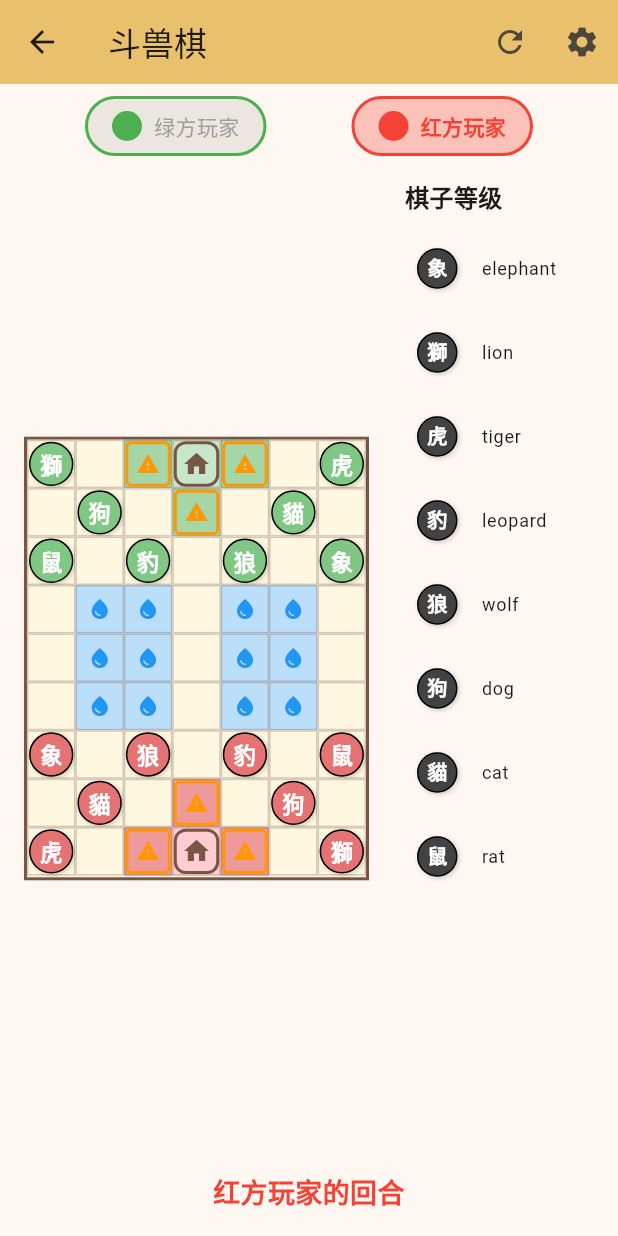
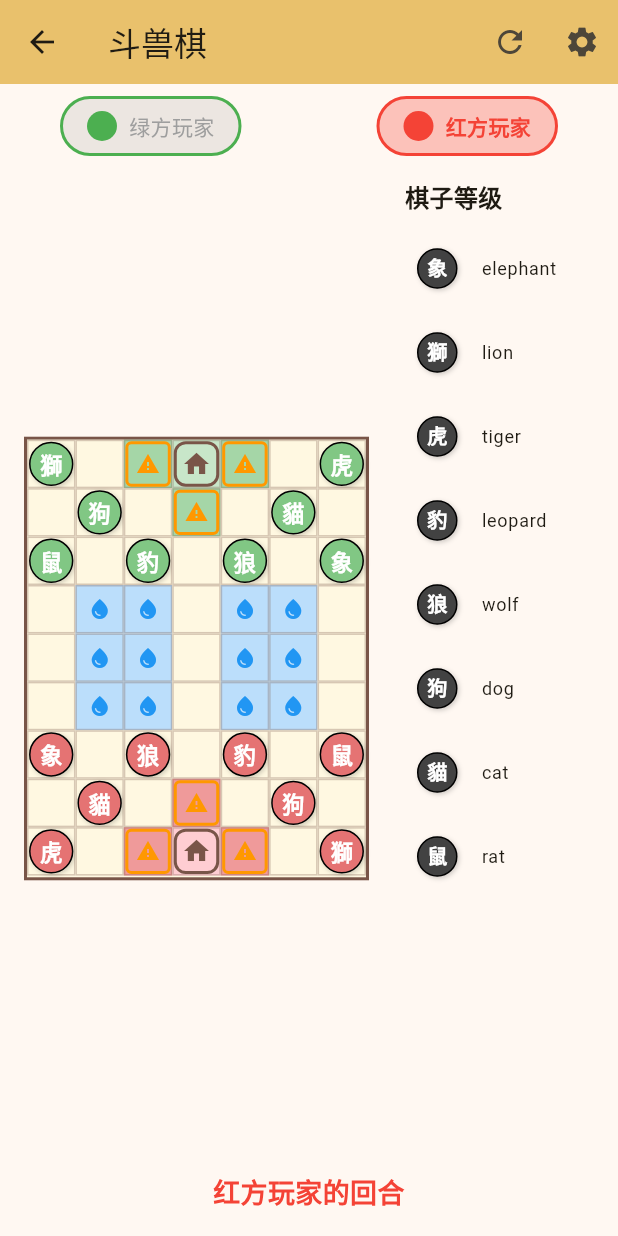
Before and after one commit to neoalienson/animal_chess, a Flutter app: the screen it shows after launch, after a tap on "新游戏", on a phone screen of 412 x 824 dp. Run offline on Flutter 3.47's test engine with Material 3 defaults, Android fonts, the phone set to English and light mode, and no system bars.

Commit message:
fix main menu width

```diff
--- a/lib/main.dart
+++ b/lib/main.dart
@@ -94,7 +94,8 @@ class _MainMenuScreenState extends State<MainMenuScreen> {
                 const SizedBox(height: 40),
 
                 // Menu buttons
-                IntrinsicWidth(
+                ConstrainedBox(
+                  constraints: const BoxConstraints(maxWidth: 400),
                   child: Column(
                     mainAxisSize: MainAxisSize.min,
                     children: [
@@ -223,17 +224,20 @@ class _MainMenuScreenState extends State<MainMenuScreen> {
           vertical: 20,
         ), // Larger padding
         shape: RoundedRectangleBorder(borderRadius: BorderRadius.circular(30)),
+        minimumSize: const Size(200, 60), // Minimum button size
       ),
       child: Row(
         mainAxisSize: MainAxisSize.min,
         children: [
           Icon(icon, size: 36), // Larger icon
           const SizedBox(width: 10), // Space between icon and text
-          Text(
+          Flexible(
+            child: Text(
               text,
               style: const TextStyle(fontSize: 24), // Larger text
-            overflow: TextOverflow.visible, // Allow text to be fully visible
+              overflow: TextOverflow.ellipsis, // Handle overflow with ellipsis
               softWrap: false, // Prevent text wrapping
+            ),
           ),
         ],
       ),
@@ -278,7 +282,10 @@ class _MainMenuScreenState extends State<MainMenuScreen> {
   // Build language option
   Widget _buildLanguageOption(Locale locale, String label) {
     return ListTile(
-      title: Text(label),
+      title: Text(
+        label,
+        overflow: TextOverflow.ellipsis,
+      ),
       trailing: Localizations.localeOf(context) == locale ? const Icon(Icons.check) : null,
       onTap: () {
         widget.setLocale(locale);
@@ -428,15 +435,20 @@ class _AnimalChessGameState extends State<AnimalChessGame> {
       child: Row(
         mainAxisAlignment: MainAxisAlignment.spaceEvenly,
         children: [
-          PlayerIndicatorWidget(
+          Flexible(
+            child: PlayerIndicatorWidget(
               player: PlayerColor.green,
               label: localizations.greenPlayer,
               isActive: _gameController.currentPlayer == PlayerColor.green,
             ),
-          PlayerIndicatorWidget(
+          ),
+          const SizedBox(width: 10),
+          Flexible(
+            child: PlayerIndicatorWidget(
               player: PlayerColor.red,
               label: localizations.redPlayer,
               isActive: _gameController.currentPlayer == PlayerColor.red,
+            ),
           ),
         ],
       ),
@@ -483,6 +495,8 @@ class _AnimalChessGameState extends State<AnimalChessGame> {
           color: statusColor,
         ),
         textAlign: TextAlign.center,
+        overflow: TextOverflow.ellipsis,
+        maxLines: 2,
       ),
     );
   }
--- a/lib/widgets/player_indicator_widget.dart
+++ b/lib/widgets/player_indicator_widget.dart
@@ -28,6 +28,7 @@ class PlayerIndicatorWidget extends StatelessWidget {
         border: Border.all(color: color, width: 2),
       ),
       child: Row(
+        mainAxisSize: MainAxisSize.min,
         children: [
           Container(
             width: 20,
@@ -35,11 +36,14 @@ class PlayerIndicatorWidget extends StatelessWidget {
             decoration: BoxDecoration(color: color, shape: BoxShape.circle),
           ),
           const SizedBox(width: 8),
-          Text(
-            label,
-            style: TextStyle(
-              fontWeight: isActive ? FontWeight.bold : FontWeight.normal,
-              color: isActive ? color : Colors.grey,
+          Flexible(
+            child: Text(
+              label,
+              style: TextStyle(
+                fontWeight: isActive ? FontWeight.bold : FontWeight.normal,
+                color: isActive ? color : Colors.grey,
+              ),
+              overflow: TextOverflow.ellipsis,
             ),
           ),
         ],
--- a/lib/widgets/settings_dialog_widget.dart
+++ b/lib/widgets/settings_dialog_widget.dart
@@ -101,7 +101,11 @@ class _SettingsDialogWidgetState extends State<SettingsDialogWidget> {
     ValueChanged<bool> onChanged,
   ) {
     return SwitchListTile(
-      title: Text(title),
+      title: Text(
+        title,
+        overflow: TextOverflow.ellipsis,
+        maxLines: 2,
+      ),
       value: value,
       onChanged: onChanged,
     );
```
Also changed, not shown: lib/widgets/about_dialog_widget.dart (+6 -1 lines), lib/widgets/game_rules_dialog_widget.dart (+36 -9 lines), lib/widgets/variants_dialog_widget.dart (+36 -9 lines). Lines whose indentation alone changed are shown as unchanged.
